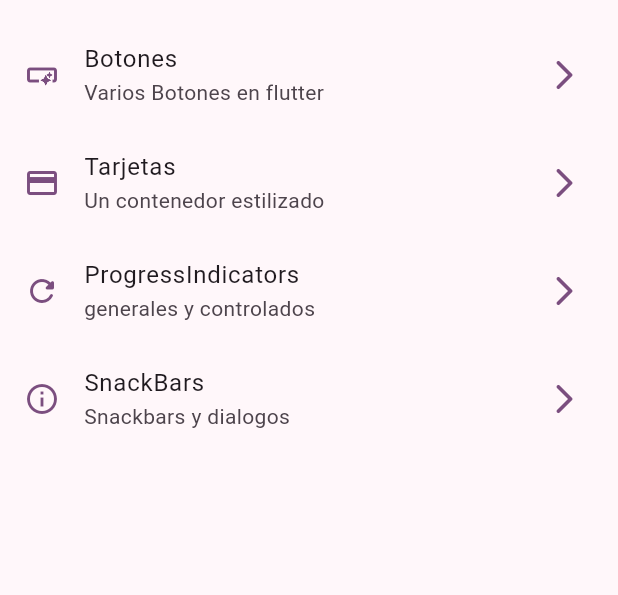
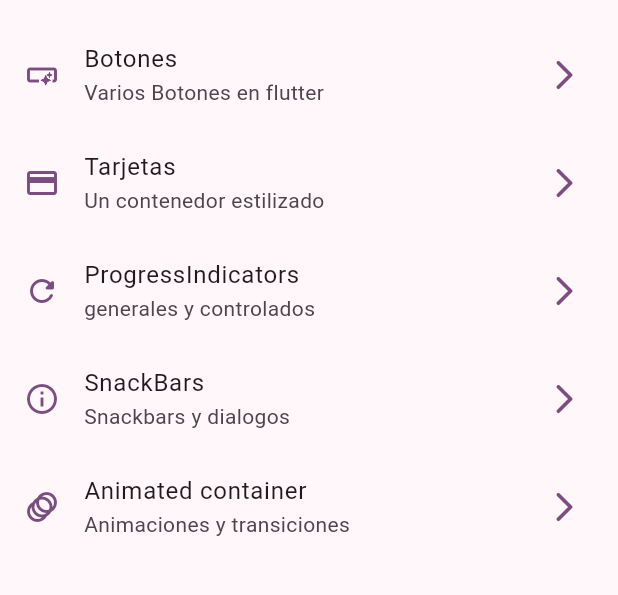
Before and after one commit to ArtroxxDev/widgets, a Flutter app: the screen it shows after launch, on a phone screen of 412 x 824 dp, the part 63-658 px from its top. Run offline on Flutter 3.47's test engine with Material 3 defaults, Android fonts, the phone set to English and light mode, and no system bars; our stand-ins replace go_router.

Commit message:
animaciones añadidas

```diff
--- a/lib/config/menu/menu_items.dart
+++ b/lib/config/menu/menu_items.dart
@@ -33,5 +33,10 @@ const appMenuItem = <MenuItem>[
       title: 'SnackBars',
       subTitle: 'Snackbars y dialogos',
       link: '/snackbars',
-      icon: Icons.info_outline)
+      icon: Icons.info_outline),
+  MenuItem(
+      title: 'Animated container',
+      subTitle: 'Animaciones y transiciones',
+      link: '/animated',
+      icon: Icons.animation_outlined)
 ];
--- a/lib/config/router/app_router.dart
+++ b/lib/config/router/app_router.dart
@@ -26,5 +26,10 @@ final appRouter = GoRouter(routes: [
     path: '/snackbars',
     name: SnackBarScreen.name,
     builder: (context, state) => const SnackBarScreen(),
+  ),
+  GoRoute(
+    path: '/animated',
+    name: AnimatedScreen.name,
+    builder: (context, state) => const AnimatedScreen(),
   )
 ]);
```
Also changed, not shown: lib/config/presentation/screens/animated/animated_screen.dart (+49 -2 lines).
